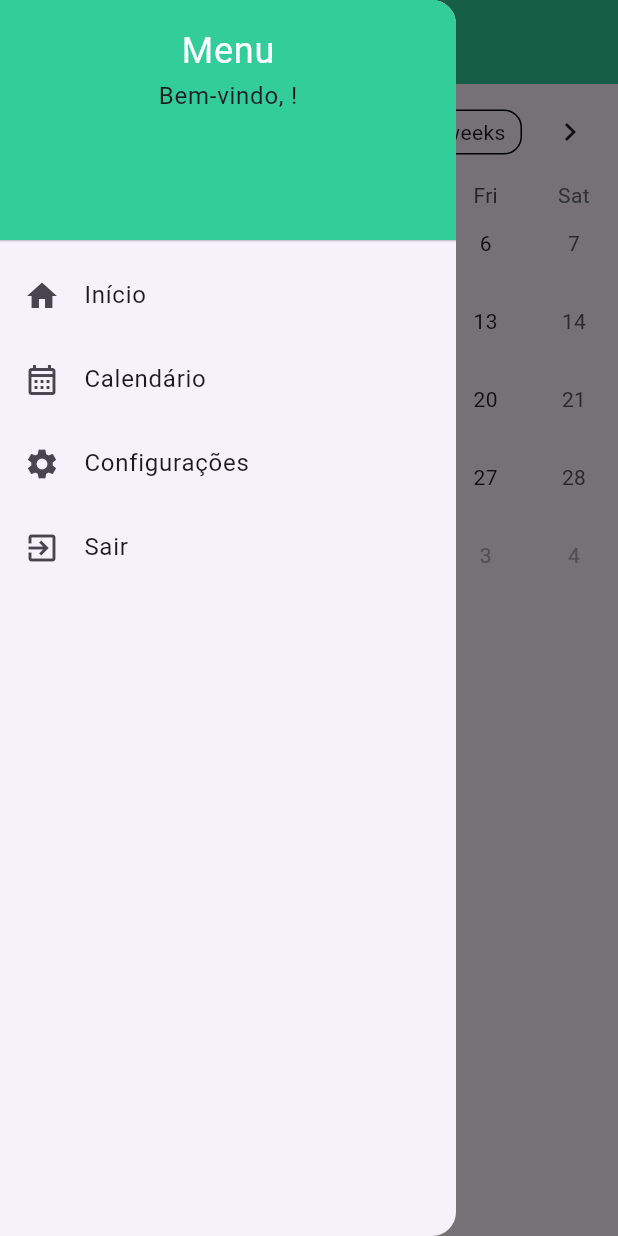
After one commit to RONALDWITHER/Appdiariopessoal, a Flutter app: the Calendario screen opened directly, with the side drawer open, on a phone screen of 412 x 824 dp. The commit adds this screen. Run offline on Flutter 3.47's test engine with Material 3 defaults, Android fonts, the phone set to English and light mode, and no system bars; drawn by our look-alikes of table_calendar; our stand-ins replace firebase_auth, firebase_core, google_sign_in; accounts and stored records are empty.

Commit message:
calendario e logo

```diff
--- /dev/null
+++ b/lib/drawer/calendario.dart
@@ -0,0 +1,128 @@
+import 'package:appdiario/paginas/telainicial.dart';
+import 'package:flutter/material.dart';
+import 'package:firebase_auth/firebase_auth.dart';
+import 'package:appdiario/paginas/telacadastro.dart';
+import 'package:table_calendar/table_calendar.dart';
+
+class Calendario extends StatefulWidget {
+  const Calendario({super.key});
+
+  @override
+  State<Calendario> createState() => _CalendarioState();
+}
+
+class _CalendarioState extends State<Calendario> {
+  CalendarFormat _calendarFormat = CalendarFormat.month;
+  DateTime _focusedDay = DateTime.now();
+  DateTime? _selectedDay;
+  final kFirstDay = DateTime.utc(2000, 1, 1);
+  final kLastDay = DateTime.utc(2100, 12, 31);
+
+  final user = FirebaseAuth.instance.currentUser;
+
+  @override
+  Widget build(BuildContext context) {
+    return Scaffold(
+      appBar: AppBar(
+        title: const Text('Diário Pessoal'),
+        backgroundColor: const Color(0xFF32CD99),
+      ),
+      drawer: Drawer(
+        child: ListView(
+          padding: EdgeInsets.zero,
+          children: <Widget>[
+            DrawerHeader(
+              decoration: const BoxDecoration(
+                color: Color(0xFF32CD99),
+              ),
+              child: Column(
+                children: [
+                  const Text(
+                    'Menu',
+                    style: TextStyle(
+                      color: Colors.white,
+                      fontSize: 24,
+                    ),
+                  ),
+                  Text('Bem-vindo, ${user?.displayName ?? 'Usuário'}!'),
+                ],
+              ),
+            ),
+            ListTile(
+              leading: const Icon(Icons.home),
+              title: const Text('Início'),
+              onTap: () {
+                Navigator.pop(context);
+                Navigator.pushReplacement(
+                  context,
+                  MaterialPageRoute(builder: (context) => Telainicial()),
+                );
+              },
+            ),
+            ListTile(
+              leading: const Icon(Icons.calendar_month_outlined),
+              title: const Text('Calendário'),
+              onTap: () {
+                Navigator.pop(context);
+              },
+            ),
+            ListTile(
+              leading: const Icon(Icons.settings),
+              title: const Text('Configurações'),
+              onTap: () {
+                Navigator.pop(context);
+              },
+            ),
+            ListTile(
+              leading: const Icon(Icons.exit_to_app),
+              title: const Text('Sair'),
+              onTap: () {
+                Navigator.pop(context);
+                Navigator.pushReplacement(
+                  context,
+                  MaterialPageRoute(builder: (context) => Telacadastro()),
+                );
+              },
+            ),
+            const SizedBox(height: 2000),
+          ],
+        ),
+      ),
+      body: TableCalendar(
+        firstDay: kFirstDay,
+        lastDay: kLastDay,
+        focusedDay: _focusedDay,
+        calendarFormat: _calendarFormat,
+        selectedDayPredicate: (day) {
+          // Use `selectedDayPredicate` to determine which day is currently selected.
+          // If this returns true, then `day` will be marked as selected.
+
+          // Using `isSameDay` is recommended to disregard
+          // the time-part of compared DateTime objects.
+          return isSameDay(_selectedDay, day);
+        },
+        onDaySelected: (selectedDay, focusedDay) {
+          if (!isSameDay(_selectedDay, selectedDay)) {
+            // Call `setState()` when updating the selected day
+            setState(() {
+              _selectedDay = selectedDay;
+              _focusedDay = focusedDay;
+            });
+          }
+        },
+        onFormatChanged: (format) {
+          if (_calendarFormat != format) {
+            // Call `setState()` when updating calendar format
+            setState(() {
+              _calendarFormat = format;
+            });
+          }
+        },
+        onPageChanged: (focusedDay) {
+          // No need to call `setState()` here
+          _focusedDay = focusedDay;
+        },
+      ),
+    );
+  }
+}
--- a/lib/main.dart
+++ b/lib/main.dart
@@ -1,6 +1,5 @@
 import 'package:appdiario/firebase_options.dart';
-import 'package:appdiario/paginas/telaDeLogin.dart';
-import 'package:appdiario/paginas/telainicial.dart';
+import 'package:appdiario/logotela.dart';
 import 'package:flutter/material.dart';
 import 'package:firebase_core/firebase_core.dart';
 
@@ -17,7 +16,7 @@ class MyApp extends StatelessWidget {
   Widget build(BuildContext context) {
     return MaterialApp(
       debugShowCheckedModeBanner: false,
-      home: telaDelogin(),
+      home: Logotela(),
     );
   }
 }
--- a/lib/models/anotacoes.dart
+++ b/lib/models/anotacoes.dart
@@ -1,5 +1,3 @@
-import 'package:flutter/material.dart';
-
 class Anotacoes {
   Anotacoes(
       {required this.titulo_da_anotacao,
--- a/pubspec.yaml
+++ b/pubspec.yaml
@@ -30,6 +30,7 @@ environment:
 dependencies:
   flutter:
     sdk: flutter
+  table_calendar: ^3.1.2
 
   # The following adds the Cupertino Icons font to your application.
   # Use with the CupertinoIcons class for iOS style icons.
```
Also changed, not shown: lib/logotela.dart (added, +38 -0 lines), lib/paginas/telainicial.dart (+12 -0 lines), assets/imagens/logo.png (added), pubspec.lock, 5 other files.
